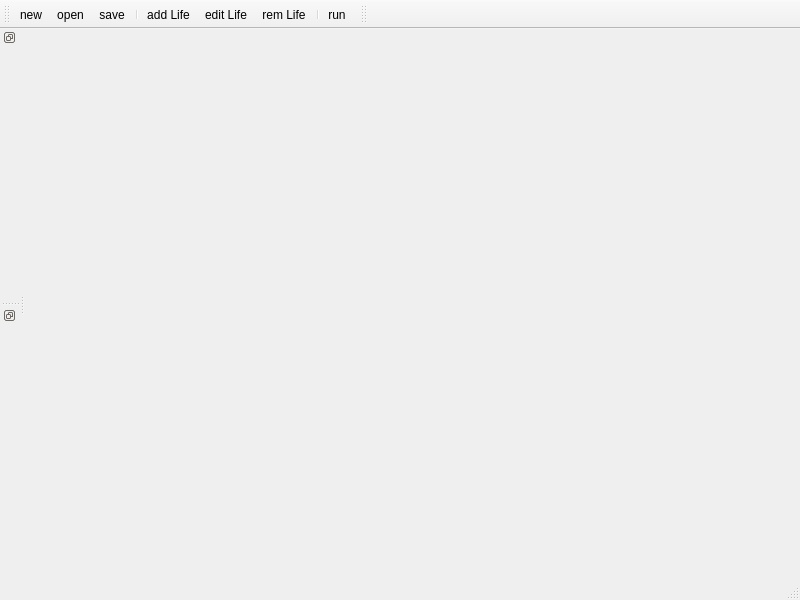
Before: the Qt Designer form widget/simmainwindow.ui in dridk/estel, drawn with Qt 5.
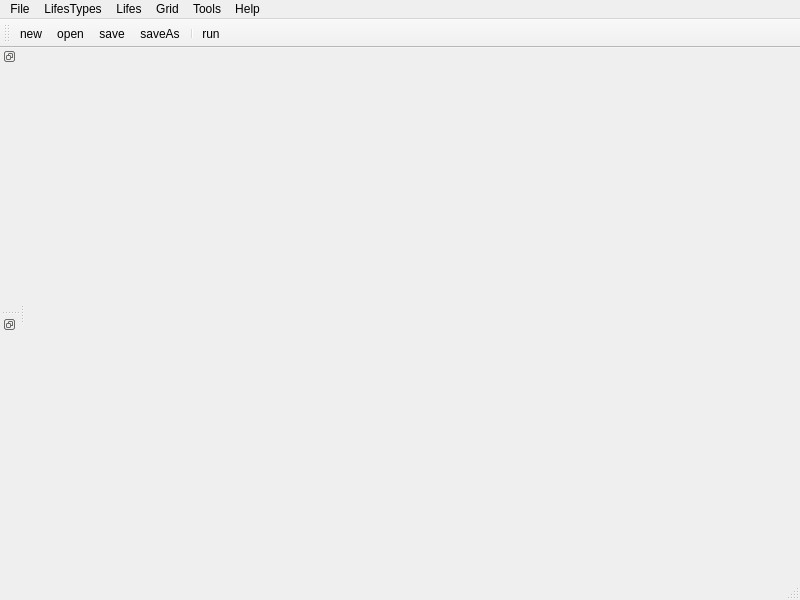
After: the same form once the commit is applied. Icons and pictures are not drawn.

What changed in the file:
```diff
--- a/widget/simmainwindow.ui
+++ b/widget/simmainwindow.ui
@@ -23,12 +23,58 @@
      <height>22</height>
     </rect>
    </property>
+   <widget class="QMenu" name="menuFile">
+    <property name="title">
+     <string>File</string>
+    </property>
+    <addaction name="actionOpen"/>
+    <addaction name="actionSave"/>
+    <addaction name="actionSaveAs"/>
+    <addaction name="separator"/>
+    <addaction name="actionQuit"/>
+   </widget>
+   <widget class="QMenu" name="menuLifes">
+    <property name="title">
+     <string>Lifes</string>
+    </property>
+   </widget>
+   <widget class="QMenu" name="menuGrid">
+    <property name="title">
+     <string>Grid</string>
+    </property>
+   </widget>
+   <widget class="QMenu" name="menuTools">
+    <property name="title">
+     <string>Tools</string>
+    </property>
+    <addaction name="actionRun"/>
+    <addaction name="separator"/>
+   </widget>
+   <widget class="QMenu" name="menuHelp">
+    <property name="title">
+     <string>Help</string>
+    </property>
+   </widget>
+   <widget class="QMenu" name="menuLifesTypes">
+    <property name="title">
+     <string>LifesTypes</string>
+    </property>
+   </widget>
+   <addaction name="menuFile"/>
+   <addaction name="menuLifesTypes"/>
+   <addaction name="menuLifes"/>
+   <addaction name="menuGrid"/>
+   <addaction name="menuTools"/>
+   <addaction name="menuHelp"/>
   </widget>
   <widget class="QStatusBar" name="statusbar"/>
   <widget class="QToolBar" name="toolBar">
    <property name="windowTitle">
     <string>toolBar</string>
    </property>
+   <property name="toolButtonStyle">
+    <enum>Qt::ToolButtonTextBesideIcon</enum>
+   </property>
    <attribute name="toolBarArea">
     <enum>TopToolBarArea</enum>
    </attribute>
@@ -38,24 +84,10 @@
    <addaction name="actionNew"/>
    <addaction name="actionOpen"/>
    <addaction name="actionSave"/>
-   <addaction name="separator"/>
-   <addaction name="actionAddLife"/>
-   <addaction name="actionEditLife"/>
-   <addaction name="actionRemLife"/>
+   <addaction name="actionSaveAs"/>
    <addaction name="separator"/>
    <addaction name="actionRun"/>
   </widget>
-  <widget class="QToolBar" name="toolBar2">
-   <property name="windowTitle">
-    <string>toolBar_2</string>
-   </property>
-   <attribute name="toolBarArea">
-    <enum>TopToolBarArea</enum>
-   </attribute>
-   <attribute name="toolBarBreak">
-    <bool>false</bool>
-   </attribute>
-  </widget>
   <widget class="QDockWidget" name="dock1">
    <property name="features">
     <set>QDockWidget::DockWidgetFloatable|QDockWidget::DockWidgetMovable|QDockWidget::DockWidgetVerticalTitleBar</set>
@@ -89,26 +121,25 @@
     <string>save</string>
    </property>
   </action>
-  <action name="actionAddLife">
-   <property name="text">
-    <string>add Life</string>
-   </property>
-  </action>
-  <action name="actionEditLife">
-   <property name="text">
-    <string>edit Life</string>
-   </property>
-  </action>
-  <action name="actionRemLife">
-   <property name="text">
-    <string>rem Life</string>
-   </property>
-  </action>
   <action name="actionRun">
    <property name="text">
     <string>run</string>
    </property>
   </action>
+  <action name="actionSaveAs">
+   <property name="icon">
+    <iconset resource="../gfx/gfx.qrc">
+     <normaloff>:/save_as.png</normaloff>:/save_as.png</iconset>
+   </property>
+   <property name="text">
+    <string>saveAs</string>
+   </property>
+  </action>
+  <action name="actionQuit">
+   <property name="text">
+    <string>quit</string>
+   </property>
+  </action>
  </widget>
  <resources/>
  <connections/>
```
Left out of the diff: 20 changed lines with no effect on the pictures.
